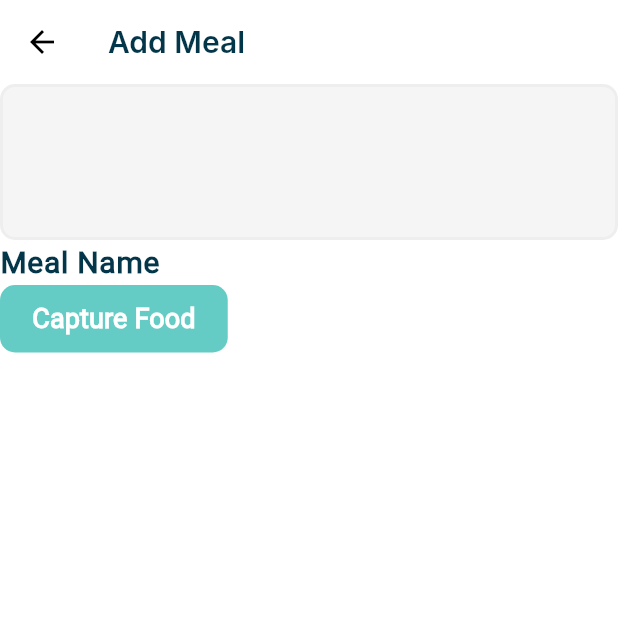
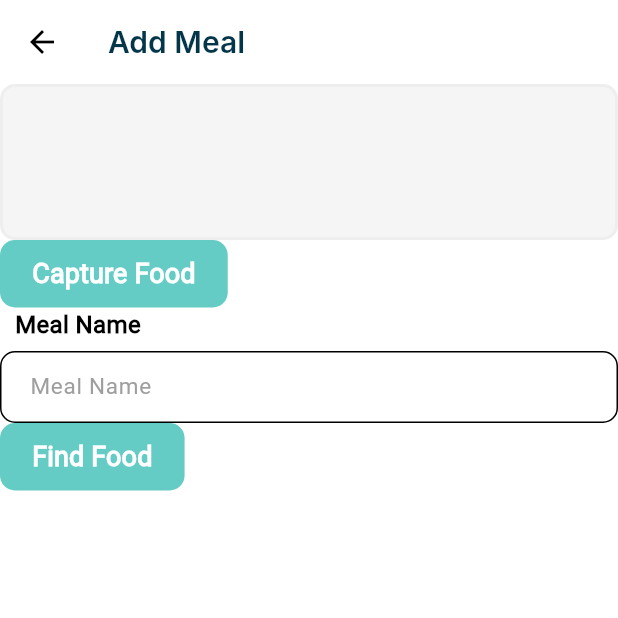
Before and after one commit to lbsomoson/diabuddy, a Flutter app: the CameraScreen screen opened directly, on a phone screen of 412 x 824 dp, the top half of it. Run offline on Flutter 3.47's test engine with Material 3 defaults, Android fonts, the phone set to English and light mode, and no system bars; our stand-ins replace cloud_firestore, connectivity_plus, firebase_auth, firebase_core, fl_chart, flutter_local_notifications and 11 more; missing offline and left inert: gtext, semicircle_indicator, tflite, translator, vertical_weight_slider, wheel_slider; accounts and stored records are empty; Roboto replaces fonts that are missing (Inter); project files that could hold a hidden picture were left out.

Commit message:
fix: meal info query

```diff
--- a/lib/main.dart
+++ b/lib/main.dart
@@ -1,3 +1,4 @@
+import 'package:diabuddy/models/meal_model.dart';
 import 'package:diabuddy/provider/appointment_provider.dart';
 import 'package:diabuddy/provider/auth_provider.dart';
 import 'package:diabuddy/provider/daily_health_record_provider.dart';
@@ -185,9 +186,9 @@ class _MyAppState extends State<MyApp> {
               builder: (context) => const MealTrackerScreen());
         }
         if (settings.name == "/mealDetailsScreen") {
-          final args = settings.arguments as String;
+          final args = settings.arguments as Meal;
           return MaterialPageRoute(
-              builder: (context) => MealDetailsScreen(mealName: args));
+              builder: (context) => MealDetailsScreen(meal: args));
 
           // final name = settings.arguments as String;
           // final carbs = settings.arguments as String;
--- a/lib/provider/meal_provider.dart
+++ b/lib/provider/meal_provider.dart
@@ -8,8 +8,9 @@ class MealProvider with ChangeNotifier {
   Meal? _meal;
   Meal? get mealInfo => _meal;
 
-  Future<void> getMealInfo(String mealName) async {
-    _meal = await firebaseService.getMealInfo(mealName);
+  Future<Map<String, dynamic>?> getMealInfo(String mealName) async {
+    Map<String, dynamic>? meal = await firebaseService.getMealInfo(mealName);
     notifyListeners();
+    return meal;
   }
 }
--- a/lib/screens/camera.dart
+++ b/lib/screens/camera.dart
@@ -1,8 +1,12 @@
 import 'dart:io';
+import 'package:diabuddy/models/meal_model.dart';
 import 'package:diabuddy/provider/auth_provider.dart';
+import 'package:diabuddy/provider/meal_provider.dart';
+import 'package:diabuddy/screens/meal_details.dart';
 import 'package:diabuddy/widgets/appbar_title.dart';
 import 'package:diabuddy/widgets/button.dart';
 import 'package:diabuddy/widgets/text.dart';
+import 'package:diabuddy/widgets/textfield.dart';
 import 'package:flutter/material.dart';
 import 'package:image_picker/image_picker.dart';
 import 'package:permission_handler/permission_handler.dart';
@@ -19,12 +23,14 @@ class CameraScreen extends StatefulWidget {
 }
 
 class _CameraScreenState extends State<CameraScreen> {
+  final _formKey = GlobalKey<FormState>();
   File? selectedImage;
   String? path;
   String? userId;
   bool imageSelected = false;
   late List results = [];
   List? _recognitions;
+  late String mealName;
 
   @override
   void initState() {
@@ -177,10 +183,10 @@ class _CameraScreenState extends State<CameraScreen> {
                           ],
                         )
                       : Center(child: Container())),
-              const TextWidget(
-                text: "Meal Name",
-                style: 'bodyLarge',
-              ),
+              // const TextWidget(
+              //   text: "Meal Name",
+              //   style: 'bodyLarge',
+              // ),
               ButtonWidget(
                   block: true,
                   callback: () {
@@ -188,6 +194,36 @@ class _CameraScreenState extends State<CameraScreen> {
                   },
                   label: "Capture Food",
                   style: 'filled'),
+              Form(
+                key: _formKey,
+                child: TextFieldWidget(
+                    callback: (String val) {
+                      mealName = val;
+                    },
+                    hintText: "Meal Name",
+                    label: "Meal Name",
+                    type: 'String'),
+              ),
+              ButtonWidget(
+                block: true,
+                callback: () async {
+                  if (_formKey.currentState!.validate()) {
+                    Map<String, dynamic>? mealMap = await context
+                        .read<MealProvider>()
+                        .getMealInfo(mealName);
+
+                    if (mealMap != null && context.mounted) {
+                      Meal meal = Meal.fromJson(mealMap);
+                      Navigator.push(context,
+                          MaterialPageRoute(builder: (context) {
+                        return MealDetailsScreen(meal: meal);
+                      }));
+                    }
+                  }
+                },
+                label: "Find Food",
+                style: 'filled',
+              )
             ],
           ),
         ),
--- a/lib/screens/meal_details.dart
+++ b/lib/screens/meal_details.dart
@@ -1,12 +1,10 @@
 import 'package:diabuddy/models/meal_model.dart';
-import 'package:diabuddy/provider/meal_provider.dart';
 import 'package:diabuddy/widgets/text.dart';
 import 'package:flutter/material.dart';
-import 'package:provider/provider.dart';
 
 class MealDetailsScreen extends StatefulWidget {
-  final String mealName;
-  const MealDetailsScreen({required this.mealName, super.key});
+  final Meal meal;
+  const MealDetailsScreen({required this.meal, super.key});
 
   @override
   State<MealDetailsScreen> createState() => _MealDetailsScreenState();
@@ -15,13 +13,14 @@ class MealDetailsScreen extends StatefulWidget {
 class _MealDetailsScreenState extends State<MealDetailsScreen> {
   @override
   Widget build(BuildContext context) {
-    Meal? meal = context.watch<MealProvider>().mealInfo;
-    if (meal == null) {
-      context.read<MealProvider>().getMealInfo(widget.mealName);
-    }
+    // Meal? meal = context.watch<MealProvider>().mealInfo;
+    // if (meal == null) {
+    //   context.read<MealProvider>().getMealInfo(widget.mealName);
+    // }
+
     return Scaffold(
-      appBar:
-          AppBar(title: TextWidget(text: widget.mealName, style: 'bodyLarge')),
+      appBar: AppBar(
+          title: TextWidget(text: widget.meal.mealName, style: 'bodyLarge')),
       body: SafeArea(
           child: SingleChildScrollView(
         child: Container(
@@ -70,7 +69,7 @@ class _MealDetailsScreenState extends State<MealDetailsScreen> {
                               fontFamily: 'Roboto',
                             )),
                         TextWidget(
-                            text: "${meal?.carbohydrate.toString()} g",
+                            text: "${widget.meal.carbohydrate.toString()} g",
                             style: "bodySmall")
                       ],
                     ),
@@ -85,7 +84,7 @@ class _MealDetailsScreenState extends State<MealDetailsScreen> {
                               fontFamily: 'Roboto',
                             )),
                         TextWidget(
-                            text: "${meal?.energyKcal.toString()} kCal",
+                            text: "${widget.meal.energyKcal.toString()} kCal",
                             style: "bodySmall")
                       ],
                     ),
@@ -100,7 +99,7 @@ class _MealDetailsScreenState extends State<MealDetailsScreen> {
                               fontFamily: 'Roboto',
                             )),
                         TextWidget(
-                            text: meal?.glycemicIndex.toString(),
+                            text: widget.meal.glycemicIndex.toString(),
                             style: "bodySmall")
                       ],
                     ),
@@ -115,7 +114,7 @@ class _MealDetailsScreenState extends State<MealDetailsScreen> {
                               fontFamily: 'Roboto',
                             )),
                         TextWidget(
-                            text: meal?.diversityScore.toString(),
+                            text: widget.meal.diversityScore.toString(),
                             style: "bodySmall")
                       ],
                     ),
@@ -130,7 +129,8 @@ class _MealDetailsScreenState extends State<MealDetailsScreen> {
                               fontFamily: 'Roboto',
                             )),
                         TextWidget(
-                            text: meal?.calcium.toString(), style: "bodySmall")
+                            text: widget.meal.calcium.toString(),
+                            style: "bodySmall")
                       ],
                     ),
                     Row(
@@ -144,7 +144,8 @@ class _MealDetailsScreenState extends State<MealDetailsScreen> {
                               fontFamily: 'Roboto',
                             )),
                         TextWidget(
-                            text: meal?.fat.toString(), style: "bodySmall")
+                            text: widget.meal.fat.toString(),
+                            style: "bodySmall")
                       ],
                     ),
                     Row(
@@ -158,7 +159,8 @@ class _MealDetailsScreenState extends State<MealDetailsScreen> {
                               fontFamily: 'Roboto',
                             )),
                         TextWidget(
-                            text: meal?.iron.toString(), style: "bodySmall")
+                            text: widget.meal.iron.toString(),
+                            style: "bodySmall")
                       ],
                     ),
                     Row(
@@ -172,7 +174,7 @@ class _MealDetailsScreenState extends State<MealDetailsScreen> {
                               fontFamily: 'Roboto',
                             )),
                         TextWidget(
-                            text: meal?.phosphorus.toString(),
+                            text: widget.meal.phosphorus.toString(),
                             style: "bodySmall")
                       ],
                     ),
@@ -187,7 +189,8 @@ class _MealDetailsScreenState extends State<MealDetailsScreen> {
                               fontFamily: 'Roboto',
                             )),
                         TextWidget(
-                            text: meal?.protein.toString(), style: "bodySmall")
+                            text: widget.meal.protein.toString(),
+                            style: "bodySmall")
                       ],
                     ),
                     Row(
@@ -200,7 +203,7 @@ class _MealDetailsScreenState extends State<MealDetailsScreen> {
                               color: Color.fromRGBO(4, 54, 74, 1),
                               fontFamily: 'Roboto',
                             )),
-                        TextWidget(text: meal?.niacin, style: "bodySmall")
+                        TextWidget(text: widget.meal.niacin, style: "bodySmall")
                       ],
                     ),
                     Row(
@@ -213,7 +216,8 @@ class _MealDetailsScreenState extends State<MealDetailsScreen> {
                               color: Color.fromRGBO(4, 54, 74, 1),
                               fontFamily: 'Roboto',
                             )),
-                        TextWidget(text: meal?.cholesterol, style: "bodySmall")
+                        TextWidget(
+                            text: widget.meal.cholesterol, style: "bodySmall")
                       ],
                     ),
                     Row(
@@ -227,7 +231,8 @@ class _MealDetailsScreenState extends State<MealDetailsScreen> {
                               fontFamily: 'Roboto',
                             )),
                         TextWidget(
-                            text: meal?.phytochemicalIndex, style: "bodySmall")
+                            text: widget.meal.phytochemicalIndex,
+                            style: "bodySmall")
                       ],
                     ),
                     Row(
@@ -240,7 +245,8 @@ class _MealDetailsScreenState extends State<MealDetailsScreen> {
                               color: Color.fromRGBO(4, 54, 74, 1),
                               fontFamily: 'Roboto',
                             )),
-                        TextWidget(text: meal?.potassium, style: "bodySmall")
+                        TextWidget(
+                            text: widget.meal.potassium, style: "bodySmall")
                       ],
                     ),
                     Row(
@@ -253,7 +259,8 @@ class _MealDetailsScreenState extends State<MealDetailsScreen> {
                               color: Color.fromRGBO(4, 54, 74, 1),
                               fontFamily: 'Roboto',
                             )),
-                        TextWidget(text: meal?.retinol, style: "bodySmall")
+                        TextWidget(
+                            text: widget.meal.retinol, style: "bodySmall")
                       ],
                     ),
                     Row(
@@ -266,7 +273,8 @@ class _MealDetailsScreenState extends State<MealDetailsScreen> {
                               color: Color.fromRGBO(4, 54, 74, 1),
                               fontFamily: 'Roboto',
                             )),
-                        TextWidget(text: meal?.riboflavin, style: "bodySmall")
+                        TextWidget(
+                            text: widget.meal.riboflavin, style: "bodySmall")
                       ],
                     ),
                     Row(
@@ -279,7 +287,8 @@ class _MealDetailsScreenState extends State<MealDetailsScreen> {
                               color: Color.fromRGBO(4, 54, 74, 1),
                               fontFamily: 'Roboto',
                             )),
-                        TextWidget(text: meal?.thiamin, style: "bodySmall")
+                        TextWidget(
+                            text: widget.meal.thiamin, style: "bodySmall")
                       ],
                     ),
                     Row(
@@ -293,7 +302,8 @@ class _MealDetailsScreenState extends State<MealDetailsScreen> {
                               fontFamily: 'Roboto',
                             )),
                         TextWidget(
-                            text: meal?.totalDietaryFiber, style: "bodySmall")
+                            text: widget.meal.totalDietaryFiber,
+                            style: "bodySmall")
                       ],
                     ),
                     Row(
@@ -306,7 +316,8 @@ class _MealDetailsScreenState extends State<MealDetailsScreen> {
                               color: Color.fromRGBO(4, 54, 74, 1),
                               fontFamily: 'Roboto',
                             )),
-                        TextWidget(text: meal?.totalSugar, style: "bodySmall")
+                        TextWidget(
+                            text: widget.meal.totalSugar, style: "bodySmall")
                       ],
                     ),
                     Row(
@@ -319,7 +330,8 @@ class _MealDetailsScreenState extends State<MealDetailsScreen> {
                               color: Color.fromRGBO(4, 54, 74, 1),
                               fontFamily: 'Roboto',
                             )),
-                        TextWidget(text: meal?.vitaminC, style: "bodySmall")
+                        TextWidget(
+                            text: widget.meal.vitaminC, style: "bodySmall")
                       ],
                     ),
                     Row(
@@ -332,7 +344,7 @@ class _MealDetailsScreenState extends State<MealDetailsScreen> {
                               color: Color.fromRGBO(4, 54, 74, 1),
                               fontFamily: 'Roboto',
                             )),
-                        TextWidget(text: meal?.zinc, style: "bodySmall")
+                        TextWidget(text: widget.meal.zinc, style: "bodySmall")
                       ],
                     ),
                     Row(
@@ -345,7 +357,8 @@ class _MealDetailsScreenState extends State<MealDetailsScreen> {
                               color: Color.fromRGBO(4, 54, 74, 1),
                               fontFamily: 'Roboto',
                             )),
-                        TextWidget(text: meal?.betaCarotene, style: "bodySmall")
+                        TextWidget(
+                            text: widget.meal.betaCarotene, style: "bodySmall")
                       ],
                     ),
                     Row(
@@ -367,7 +380,7 @@ class _MealDetailsScreenState extends State<MealDetailsScreen> {
                         Column(
                           crossAxisAlignment: CrossAxisAlignment.end,
                           children: [
-                            for (String value in meal?.sodium ?? [])
+                            for (String value in widget.meal.sodium ?? [])
                               TextWidget(
                                 text: value,
                                 style: "bodySmall",
```
Also changed, not shown: lib/api/meal_api.dart (+2 -6 lines).
